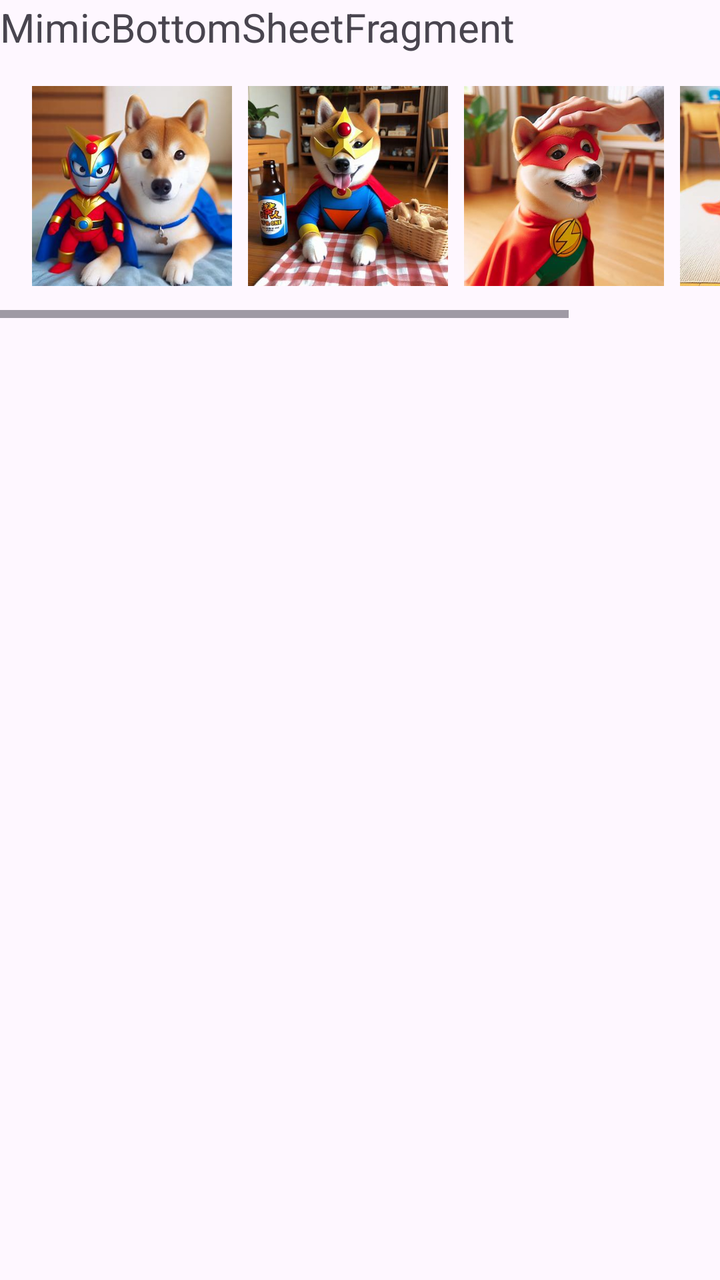
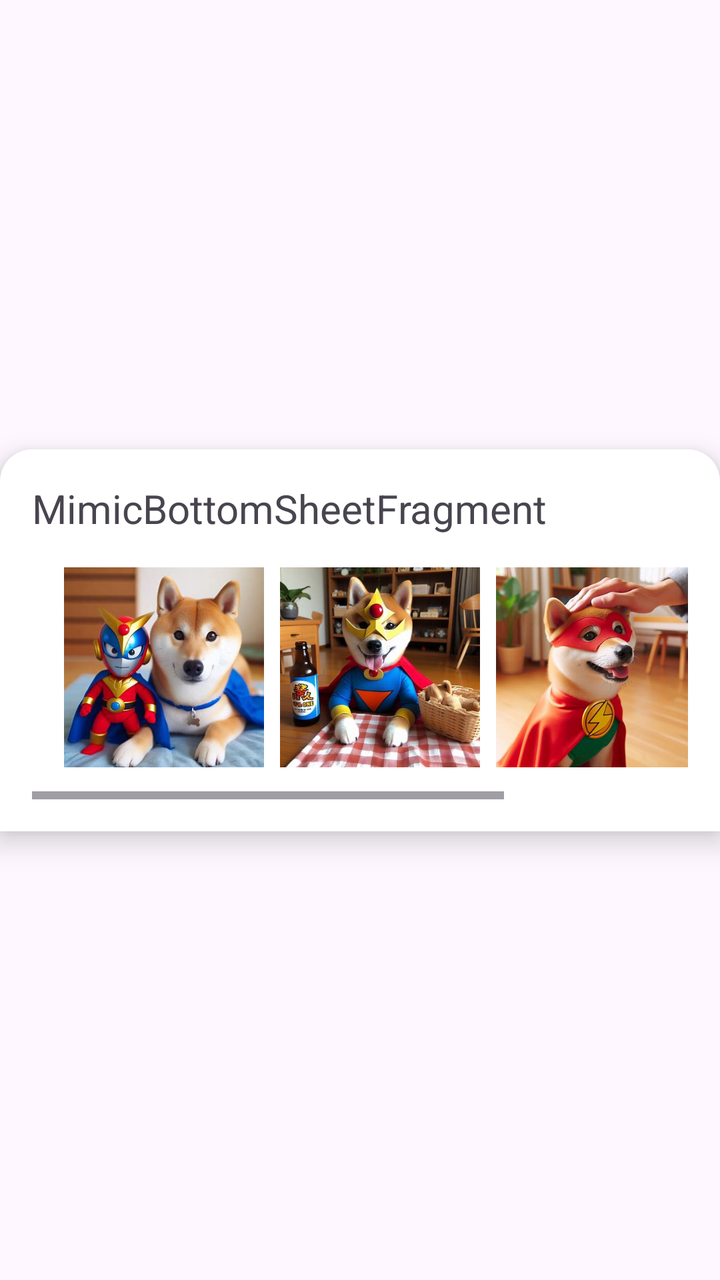

The first picture is an Android layout as it rendered before a commit; the second is the same layout after the commit. The layout source and the unified diff follow.
<!-- AndroidManifest.xml: application theme Theme.MimicBottomSheetFragmentSample -->
<!-- res/layout/fragment_mimic_bottom_sheet.xml -->
<?xml version="1.0" encoding="utf-8"?>
<androidx.constraintlayout.widget.ConstraintLayout
    xmlns:android="http://schemas.android.com/apk/res/android"
    xmlns:tools="http://schemas.android.com/tools"
    xmlns:app="http://schemas.android.com/apk/res-auto"
    android:id="@+id/backgroundView"
    android:layout_width="match_parent"
    android:layout_height="wrap_content"
    android:layout_gravity="bottom"
    android:layout_margin="24dp"
    android:background="@android:color/transparent"
    tools:context=".MimicBottomSheetFragment">

    <LinearLayout
        android:layout_width="match_parent"
        android:layout_height="match_parent"
        android:orientation="vertical">
        <TextView
            android:id="@+id/textView"
            android:layout_width="wrap_content"
            android:layout_height="wrap_content"
            android:text="@string/fragment_title"
            android:textSize="20sp"
            app:layout_constraintTop_toTopOf="parent"
            app:layout_constraintStart_toStartOf="parent"/>

        <HorizontalScrollView
            android:layout_width="match_parent"
            android:layout_height="wrap_content"
            android:scrollbars="horizontal"
            app:layout_constraintTop_toBottomOf="@id/textView"
            app:layout_constraintStart_toStartOf="parent"
            app:layout_constraintEnd_toEndOf="parent">

            <LinearLayout
                android:layout_width="wrap_content"
                android:layout_height="wrap_content"
                android:orientation="horizontal"
                android:padding="16dp">

                <ImageView
                    android:id="@+id/image1"
                    android:layout_width="100dp"
                    android:layout_height="100dp"
                    android:layout_marginEnd="8dp"
                    android:src="@drawable/kawaii001"
                    android:scaleType="centerCrop" />

                <ImageView
                    android:id="@+id/image2"
                    android:layout_width="100dp"
                    android:layout_height="100dp"
                    android:layout_marginEnd="8dp"
                    android:src="@drawable/kawaii002"
                    android:scaleType="centerCrop" />

                <ImageView
                    android:id="@+id/image3"
                    android:layout_width="100dp"
                    android:layout_height="100dp"
                    android:layout_marginEnd="8dp"
                    android:src="@drawable/kawaii003"
                    android:scaleType="centerCrop" />

                <ImageView
                    android:id="@+id/image4"
                    android:layout_width="100dp"
                    android:layout_height="100dp"
                    android:src="@drawable/kawaii004"
                    android:scaleType="centerCrop" />

            </LinearLayout>
        </HorizontalScrollView>
    </LinearLayout>

</androidx.constraintlayout.widget.ConstraintLayout>
<!-- resources referenced by this layout -->
<resources>
  <!-- drawable kawaii001: png bitmap (drawable, 228569 bytes) -->
  <!-- drawable kawaii002: png bitmap (drawable, 352361 bytes) -->
  <!-- drawable kawaii003: png bitmap (drawable, 341469 bytes) -->
  <!-- drawable kawaii004: png bitmap (drawable, 364092 bytes) -->
  <string name="fragment_title">MimicBottomSheetFragment</string>
  <style name="Theme.MimicBottomSheetFragmentSample" parent="Base.Theme.MimicBottomSheetFragmentSample" />
  <style name="Base.Theme.MimicBottomSheetFragmentSample" parent="Theme.Material3.DayNight.NoActionBar">
          
          
      </style>
</resources>

<!-- the commit's change to res/layout/fragment_mimic_bottom_sheet.xml (unified diff, before → after) -->
@@ -12,9 +12,16 @@
     tools:context=".MimicBottomSheetFragment">
 
     <LinearLayout
+        android:id="@+id/sheetContainer"
         android:layout_width="match_parent"
-        android:layout_height="match_parent"
-        android:orientation="vertical">
+        android:layout_height="wrap_content"
+        android:layout_gravity="bottom"
+        android:orientation="vertical"
+        android:background="@drawable/bg_bottom_sheet"
+        android:padding="16dp"
+        android:elevation="8dp"
+        app:layout_constraintTop_toTopOf="parent"
+        app:layout_constraintBottom_toBottomOf="parent">
         <TextView
             android:id="@+id/textView"
             android:layout_width="wrap_content"
<!-- resource entries referenced after the edit -->
@@ -1,5 +1,13 @@
 <!-- resources referenced by this layout -->
 <resources>
+  <!-- drawable bg_bottom_sheet (drawable) -->
+  <?xml version="1.0" encoding="utf-8"?>
+  
+  <shape xmlns:android="http://schemas.android.com/apk/res/android"
+      android:shape="rectangle">
+      <solid android:color="@android:color/white" />
+      <corners android:topLeftRadius="16dp" android:topRightRadius="16dp" />
+  </shape>
   <!-- drawable kawaii001: png bitmap (drawable, 228569 bytes) -->
   <!-- drawable kawaii002: png bitmap (drawable, 352361 bytes) -->
   <!-- drawable kawaii003: png bitmap (drawable, 341469 bytes) -->
